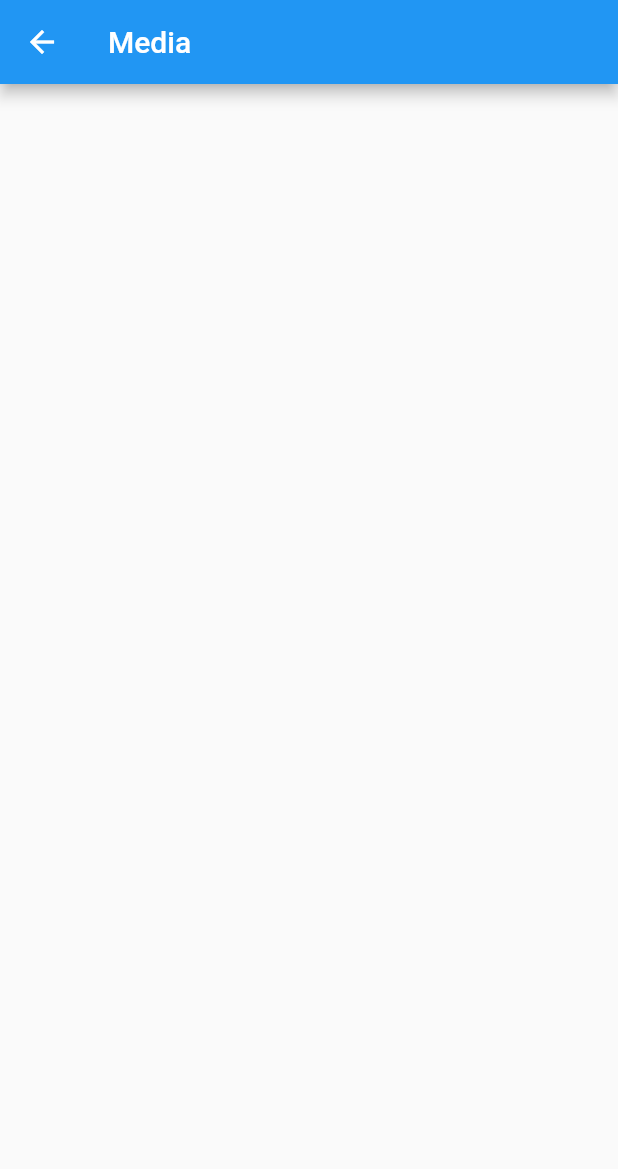
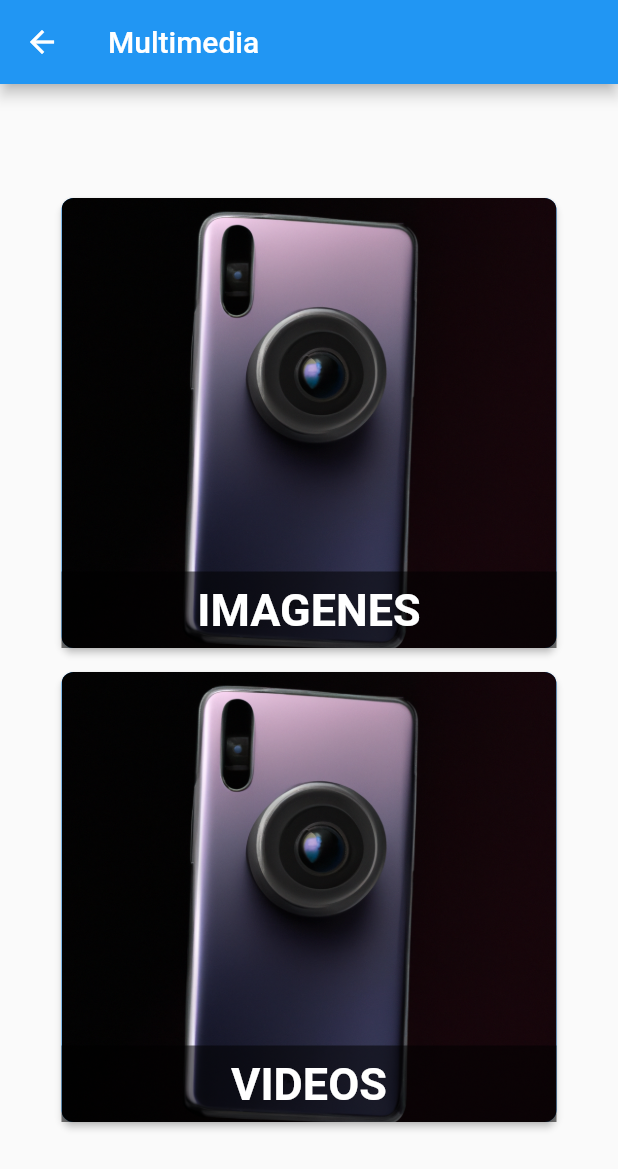
Before and after one commit to AlvaroMore/TFG-App_Prevencion_Suicidio, a Flutter app: the screen it shows once a user with an empty profile is signed in, after a tap on the "play arrow" icon, on a phone screen of 412 x 824 dp. Shown: the top 1169 px of the screen. Run offline on Flutter 3.47's test engine with Material 2 defaults, Android fonts, the phone set to English and light mode, and no system bars; our stand-ins replace chewie, firebase_auth, firebase_core, firebase_database, firebase_messaging, firebase_storage and 3 more; missing offline and left inert: app_settings, flutter_ffmpeg; accounts and stored records are empty; network calls fail; Roboto replaces fonts that are missing (Arial).

Commit message:
Funcion Media

```diff
--- a/lib/paginas/calendario.dart
+++ b/lib/paginas/calendario.dart
@@ -97,7 +97,6 @@ class CalendarioState extends State<Calendario> {
           DateTime startTime = DateTime.parse(fechaInicio);
           DateTime endTime = DateTime.parse(fechaFin);
 
-          // Fetch the user ID based on the NombreUsuario
           fetchUserIdFromNombreUsuario(nombreUsuario).then((selectedUserId) {
             if (selectedUserId != null && (userRole == "administrador" || userId == FirebaseAuth.instance.currentUser?.uid || selectedUserId == FirebaseAuth.instance.currentUser?.uid)) {
               bool isDuplicate = appointments.any((appointment) {
@@ -107,7 +106,6 @@ class CalendarioState extends State<Calendario> {
               });
 
               if (!isDuplicate) {
-                // Display the appointment if it's either for the selected user, the administrator, or the creator of the appointment
                 appointments.add(Appointment(
                   id: id,
                   startTime: startTime,
@@ -118,6 +116,8 @@ class CalendarioState extends State<Calendario> {
                 DataSource dataSource = DataSource(appointments);
                 dataSource.actualizarCita(appointments);
                 setState(() {});
+
+                dataSource.notifyListeners(CalendarDataSourceAction.add, [appointments.last]);
               }
             }
           });
--- a/lib/paginas/home_page.dart
+++ b/lib/paginas/home_page.dart
@@ -9,11 +9,36 @@ import 'package:demo/paginas/calendario.dart';
 import 'package:app_settings/app_settings.dart';
 import 'package:demo/paginas/notas.dart';
 import 'dart:io';
+import 'package:firebase_messaging/firebase_messaging.dart';
+import 'package:firebase_database/firebase_database.dart';
 
 
-class HomePage extends StatelessWidget{
+class HomePage extends StatefulWidget{
   HomePage({Key? key}) : super(key: key);
+
+  @override
+  _HomePageState createState() => _HomePageState();
+}
+
+class _HomePageState extends State<HomePage> {
   final User? user = Auth().currentUser;
+
+  Future<void> storeDeviceToken() async {
+    final FirebaseMessaging firebaseMessaging = FirebaseMessaging.instance;
+
+    final String deviceToken = (await firebaseMessaging.getToken())!;
+
+    final DatabaseReference deviceTokenRef =
+        FirebaseDatabase.instance.reference().child('users/${user?.uid}/token');
+    deviceTokenRef.set(deviceToken);
+  }
+
+  @override
+  void initState() {
+    super.initState();
+    storeDeviceToken();
+  }
+
   Future<void> signOut() async {
     try {
       await Auth().signOut();
--- a/lib/paginas/media.dart
+++ b/lib/paginas/media.dart
@@ -1,118 +1,112 @@
 import 'dart:async';
+import 'package:demo/modelos/imagenes.dart';
+import 'package:demo/modelos/videos.dart';
 import 'package:demo/paginas/home_page.dart';
 import 'package:flutter/material.dart';
 import 'package:video_player/video_player.dart';
 
 class media extends StatelessWidget {
-  const media({super.key});
-
   @override
   Widget build(BuildContext context) {
     return Scaffold(
       appBar: AppBar(
-          title: Text('Media'),
-          leading: IconButton(
-            icon: Icon(Icons.arrow_back),
-            onPressed: (){
-              Navigator.pushReplacement(
+        title: Text('Multimedia'),
+      ),
+      body: Center(
+        child: Column(
+          mainAxisAlignment: MainAxisAlignment.center,
+          children: [
+            FolderButton(
+              title: 'IMAGENES',
+              image: AssetImage('assets/imagenes.png'),
+              onPressed: () {
+                Navigator.push(
                   context,
-                MaterialPageRoute(builder: (_) => HomePage())
+                  MaterialPageRoute(
+                    builder: (context) => Imagenes(),
+                  ),
                 );
               },
             ),
+            SizedBox(height: 16),
+            FolderButton(
+              title: 'VIDEOS',
+              image: AssetImage('assets/imagenes.png'),
+              onPressed: () {
+                Navigator.push(
+                  context,
+                  MaterialPageRoute(
+                    builder: (context) => Videos(),
                   ),
                 );
-    return const MaterialApp(
-      title: 'Video Player Demo',
-      home: VideoPlayerScreen(),
-    );
-  }
-}
-
-class VideoPlayerScreen extends StatefulWidget {
-  const VideoPlayerScreen({super.key});
-
-  @override
-  State<VideoPlayerScreen> createState() => _VideoPlayerScreenState();
-}
-
-class _VideoPlayerScreenState extends State<VideoPlayerScreen> {
-  late VideoPlayerController _controller;
-  late Future<void> _initializeVideoPlayerFuture;
-
-  @override
-  void initState() {
-    super.initState();
-
-    // Create and store the VideoPlayerController. The VideoPlayerController
-    // offers several different constructors to play videos from assets, files,
-    // or the internet.
-    _controller = VideoPlayerController.network(
-      'https://flutter.github.io/assets-for-api-docs/assets/videos/butterfly.mp4',
-    );
-
-    // Initialize the controller and store the Future for later use.
-    _initializeVideoPlayerFuture = _controller.initialize();
-
-    // Use the controller to loop the video.
-    _controller.setLooping(true);
-  }
-
-  @override
-  void dispose() {
-    // Ensure disposing of the VideoPlayerController to free up resources.
-    _controller.dispose();
-
-    super.dispose();
-  }
-
-  @override
-  Widget build(BuildContext context) {
-    return Scaffold(
-      appBar: AppBar(
-        title: Text('Video'),
-      ),
-      // Use a FutureBuilder to display a loading spinner while waiting for the
-      // VideoPlayerController to finish initializing.
-      body: FutureBuilder(
-        future: _initializeVideoPlayerFuture,
-        builder: (context, snapshot) {
-          if (snapshot.connectionState == ConnectionState.done) {
-            // If the VideoPlayerController has finished initialization, use
-            // the data it provides to limit the aspect ratio of the video.
-            return AspectRatio(
-              aspectRatio: _controller.value.aspectRatio,
-              // Use the VideoPlayer widget to display the video.
-              child: VideoPlayer(_controller),
-            );
-          } else {
-            // If the VideoPlayerController is still initializing, show a
-            // loading spinner.
-            return const Center(
-              child: CircularProgressIndicator(),
-            );
-          }
               },
             ),
-      floatingActionButton: FloatingActionButton(
-        onPressed: () {
-          // Wrap the play or pause in a call to `setState`. This ensures the
-          // correct icon is shown.
-          setState(() {
-            // If the video is playing, pause it.
-            if (_controller.value.isPlaying) {
-              _controller.pause();
-            } else {
-              // If the video is paused, play it.
-              _controller.play();
-            }
-          });
-        },
-        // Display the correct icon depending on the state of the player.
-        child: Icon(
-          _controller.value.isPlaying ? Icons.pause : Icons.play_arrow,
+          ],
         ),
       ),
     );
   }
 }
+
+class FolderButton extends StatelessWidget {
+  final String title;
+  final ImageProvider<Object> image;
+  final VoidCallback onPressed;
+  final double buttonWidth; // Nuevo parámetro para el ancho del botón
+  final double buttonHeight; // Nuevo parámetro para el alto del botón
+
+  const FolderButton({
+    required this.title,
+    required this.image,
+    required this.onPressed,
+    this.buttonWidth = 330, // Valor predeterminado del ancho del botón
+    this.buttonHeight = 300, // Valor predeterminado del alto del botón
+  });
+
+  @override
+  Widget build(BuildContext context) {
+    return SizedBox(
+      width: buttonWidth,
+      height: buttonHeight,
+      child: ElevatedButton(
+        onPressed: onPressed,
+        style: ElevatedButton.styleFrom(
+          padding: EdgeInsets.zero,
+          shape: RoundedRectangleBorder(
+            borderRadius: BorderRadius.circular(8),
+          ),
+        ),
+        child: Ink(
+          decoration: BoxDecoration(
+            borderRadius: BorderRadius.circular(8),
+            image: DecorationImage(
+              image: image,
+              fit: BoxFit.cover,
+            ),
+          ),
+          child: InkWell(
+            onTap: onPressed,
+            child: Align(
+              alignment: Alignment.bottomCenter,
+              child: Container(
+                width: double.infinity,
+                padding: EdgeInsets.symmetric(vertical: 8),
+                color: Colors.black54,
+                child: Text(
+                  title,
+                  style: TextStyle(
+                    fontSize: 30,
+                    fontWeight: FontWeight.bold,
+                    fontFamily: 'Arial',
+                    color: Colors.white,
+                  ),
+                  textAlign: TextAlign.center,
+                ),
+              ),
+            ),
+          ),
+        ),
+      ),
+    );
+  }
+}
```
Also changed, not shown: lib/modelos/imagenes.dart (added, +127 -0 lines), lib/modelos/nuevaCita.dart (+6 -3 lines), lib/modelos/nuevaNota.dart (+10 -2 lines), lib/modelos/videos.dart (added, +211 -0 lines), lib/paginas/login_register_page.txt (deleted, +0 -147 lines), pubspec.yaml (+9 -1 lines), assets/imagenes.png (added), pubspec.lock, 7 other files. Lines whose indentation alone changed are shown as unchanged.
